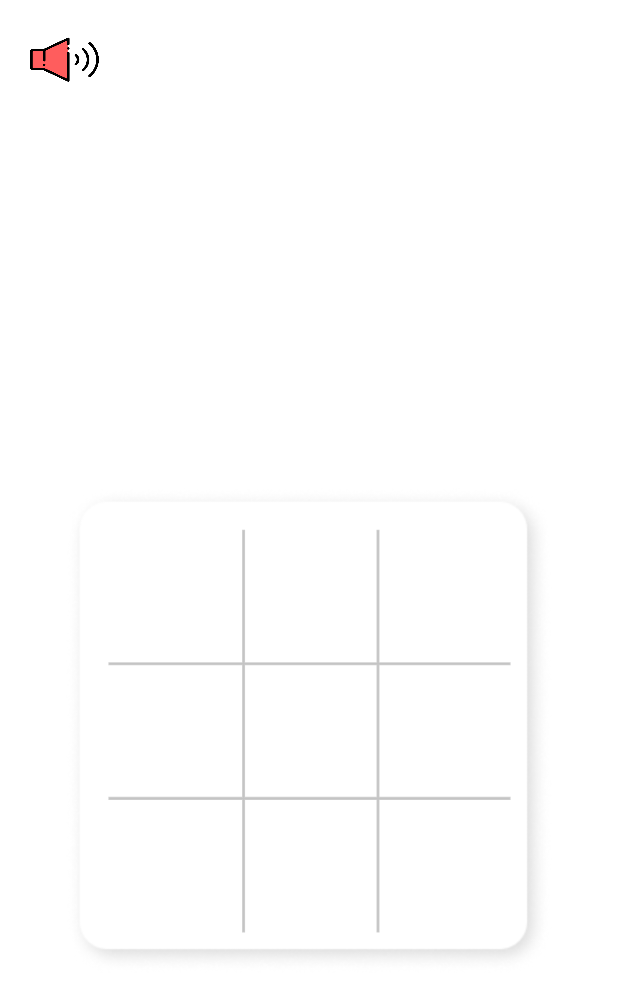
After one commit to KaramZero/TicTacToe, an Android app: the layout fragment_playing_game.xml on its own in the app's theme, with its tools: preview values and no code run, on a phone screen of 412 x 824 dp. The commit adds this screen. Shown: the top 998 px of the screen. Run offline under Robolectric (Android 15) with nearby library versions, the phone set to English and light mode, and no system bars.

```diff
--- a/app/src/main/java/com/example/tictactoe/ui/splash_screen/SplashActivity.kt
+++ b/app/src/main/java/com/example/tictactoe/ui/splash_screen/SplashActivity.kt
@@ -1,12 +1,11 @@
 package com.example.tictactoe.ui.splash_screen
 
-import android.app.ActivityOptions
 import android.content.Intent
 import android.os.Bundle
 import android.os.Handler
+import android.os.Looper
 import androidx.appcompat.app.AppCompatActivity
 import com.example.tictactoe.MainActivity
-import com.example.tictactoe.R
 import com.example.tictactoe.databinding.ActivitySplashBinding
 
 
@@ -16,7 +15,7 @@ class SplashActivity : AppCompatActivity() {
         super.onCreate(savedInstanceState)
         binding = ActivitySplashBinding.inflate(layoutInflater)
 
-        Handler().postDelayed(Runnable { // This method will be executed once the timer is over
+        Handler(Looper.myLooper()!!).postDelayed({ // This method will be executed once the timer is over
             val i = Intent(this@SplashActivity, MainActivity::class.java)
 
             startActivity(i)
--- /dev/null
+++ b/app/src/main/res/layout-land/fragment_playing_game.xml
@@ -0,0 +1,60 @@
+<?xml version="1.0" encoding="utf-8"?>
+<androidx.constraintlayout.widget.ConstraintLayout xmlns:android="http://schemas.android.com/apk/res/android"
+    xmlns:app="http://schemas.android.com/apk/res-auto"
+    xmlns:tools="http://schemas.android.com/tools"
+    android:layout_width="match_parent"
+    android:layout_height="match_parent"
+    android:background="@android:color/transparent"
+    tools:context=".ui.play_with_pc.WithPcGameFragment">
+
+    <include
+        android:id="@+id/playing_board"
+        layout="@layout/playing_board"
+        android:layout_width="wrap_content"
+        android:layout_height="wrap_content"
+        app:layout_constraintBottom_toBottomOf="parent"
+        app:layout_constraintEnd_toEndOf="parent"
+        app:layout_constraintStart_toStartOf="parent"
+        app:layout_constraintTop_toTopOf="parent" />
+
+    <View
+        android:id="@+id/blocking_layout"
+        android:layout_width="0dp"
+        android:layout_height="0dp"
+        android:visibility="gone"
+        android:elevation="2dp"
+        android:clickable="true"
+        android:focusable="true"
+        app:layout_constraintBottom_toBottomOf="@id/playing_board"
+        app:layout_constraintEnd_toEndOf="@id/playing_board"
+        app:layout_constraintStart_toStartOf="@id/playing_board"
+        app:layout_constraintTop_toTopOf="@id/playing_board"
+        />
+
+    <TextView
+        android:id="@+id/now_turn_textView"
+        android:layout_width="wrap_content"
+        android:layout_height="wrap_content"
+        android:text="@string/turn"
+        android:textColor="@color/white"
+        android:textSize="36sp"
+        android:textStyle="bold"
+        app:layout_constraintBottom_toBottomOf="parent"
+        app:layout_constraintEnd_toEndOf="parent"
+        app:layout_constraintHorizontal_bias="0.064"
+        app:layout_constraintStart_toStartOf="parent"
+        app:layout_constraintTop_toTopOf="parent"
+        app:layout_constraintVertical_bias="0.498" />
+
+    <ImageView
+        android:id="@+id/music_imageView"
+        android:layout_width="46dp"
+        android:layout_height="39dp"
+        android:layout_marginStart="20dp"
+        android:layout_marginTop="20dp"
+        android:background="@drawable/unmute"
+        app:layout_constraintStart_toStartOf="parent"
+        app:layout_constraintTop_toTopOf="parent" />
+
+
+</androidx.constraintlayout.widget.ConstraintLayout>
--- a/app/src/main/res/layout/playing_board.xml
+++ b/app/src/main/res/layout/playing_board.xml
@@ -4,7 +4,7 @@
     xmlns:tools="http://schemas.android.com/tools"
     android:layout_width="wrap_content"
     android:layout_height="wrap_content"
-    tools:showIn="@layout/fragment_playnig_game">
+    tools:showIn="@layout/fragment_playing_game">
 
 
     <ImageView
--- a/app/src/main/res/navigation/navigation.xml
+++ b/app/src/main/res/navigation/navigation.xml
@@ -36,7 +36,7 @@
         android:id="@+id/gameFragment"
         android:name="com.example.tictactoe.ui.play_with_pc.WithPcGameFragment"
         android:label="fragment_game"
-        tools:layout="@layout/fragment_playnig_game" >
+        tools:layout="@layout/fragment_playing_game" >
         <argument
             android:name="startChar"
             app:argType="string" />
@@ -56,7 +56,7 @@
         android:id="@+id/withFriendGameFragment"
         android:name="com.example.tictactoe.ui.play_with_friend.WithFriendGameFragment"
         android:label="fragment_with_friend_game"
-        tools:layout="@layout/fragment_playnig_game" >
+        tools:layout="@layout/fragment_playing_game" >
         <action
             android:id="@+id/action_withFriendGameFragment_to_welcomeFragment"
             app:destination="@id/welcomeFragment"
@@ -94,7 +94,7 @@
         android:id="@+id/onlineGameFragment"
         android:name="com.example.tictactoe.ui.play_online.online_game.OnlineGameFragment"
         android:label="fragment_online_game"
-        tools:layout="@layout/fragment_playnig_game" >
+        tools:layout="@layout/fragment_playing_game" >
         <argument
             android:name="friendId"
             app:argType="string" />
```
Also changed, not shown: app/src/main/java/com/example/tictactoe/game_logics/Music.kt (+9 -1 lines), app/src/main/java/com/example/tictactoe/ui/play_online/online_game/OnlineGameFragment.kt (+64 -41 lines), app/src/main/java/com/example/tictactoe/ui/play_online/online_game/OnlineGameFragmentViewModel.kt (+6 -7 lines), app/src/main/java/com/example/tictactoe/ui/play_online/online_home/OnlineFragment.kt (+12 -12 lines), app/src/main/java/com/example/tictactoe/ui/play_with_friend/WithFriendGameFragment.kt (+40 -25 lines), app/src/main/java/com/example/tictactoe/ui/play_with_friend/WithFriendGameViewModel.kt (+6 -2 lines), app/src/main/java/com/example/tictactoe/ui/play_with_pc/WithPcGameFragment.kt (+39 -26 lines), app/src/main/java/com/example/tictactoe/ui/play_with_pc/WithPcGameViewModel.kt (+40 -2 lines), app/src/main/res/layout-land/fragment_welcome.xml (added, +127 -0 lines), app/src/main/res/layout/fragment_playing_game.xml (renamed from app/src/main/res/layout/fragment_playnig_game.xml).
